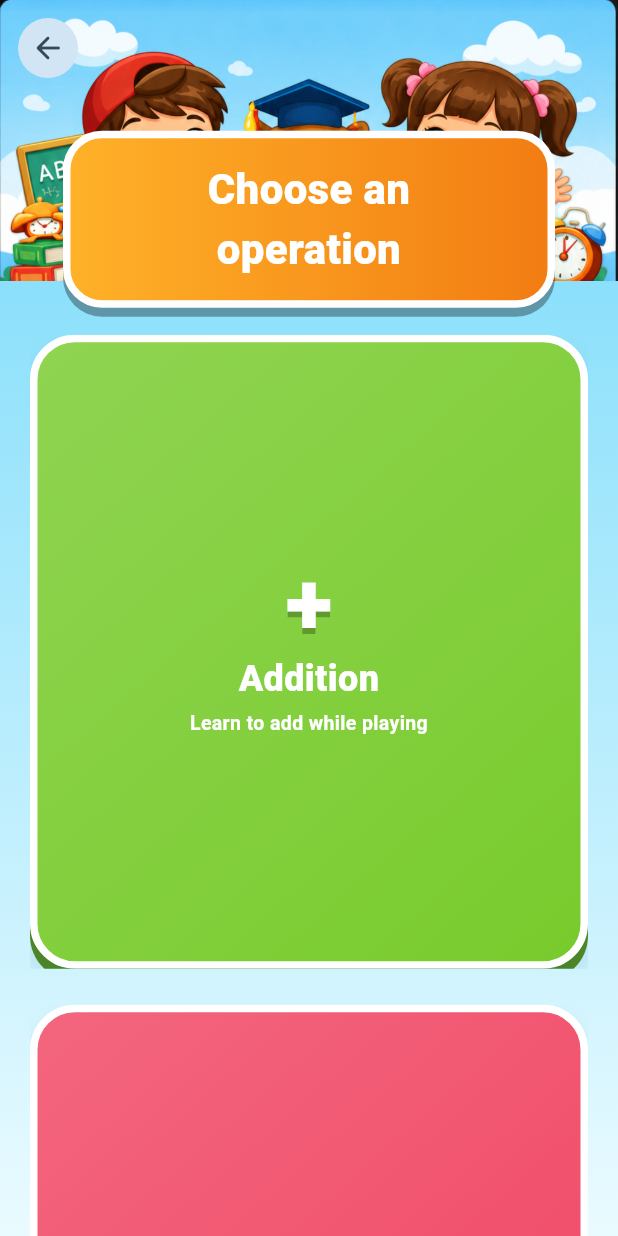
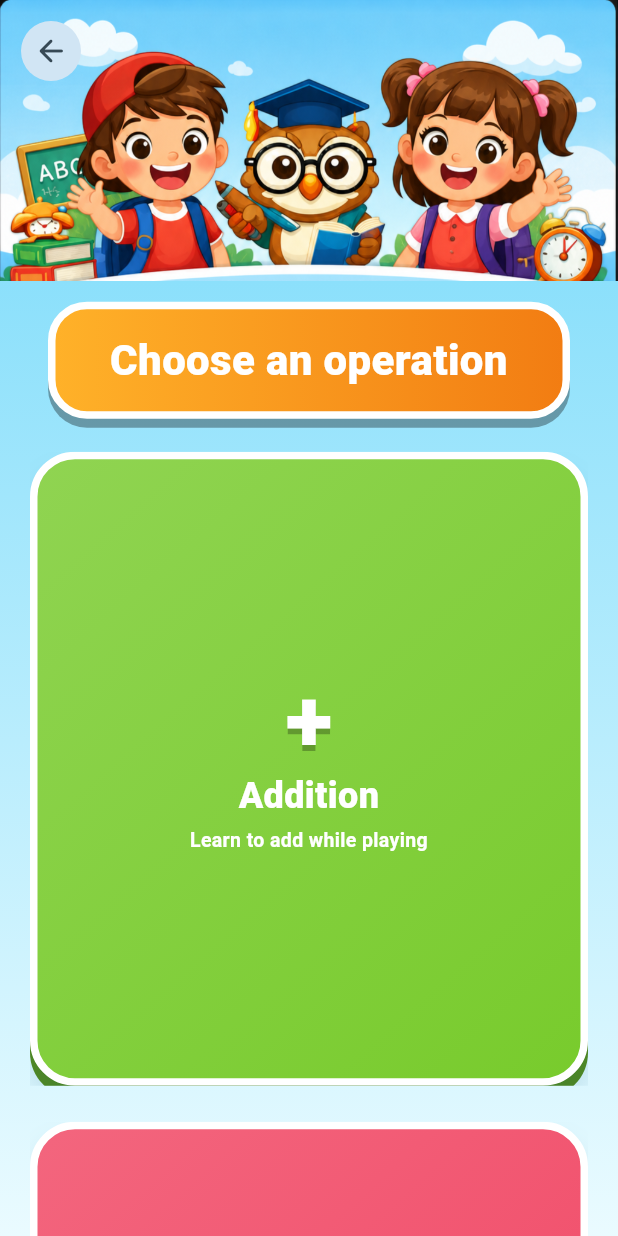
Before and after one commit to avieitez/Learning-Academy, a Flutter app: the OperationSelectionScreen screen opened by its route, on a phone screen of 412 x 824 dp. Run offline on Flutter 3.47's test engine with Material 3 defaults, Android fonts, the phone set to English and light mode, and no system bars; Roboto replaces fonts that are missing (Arial).

Commit message:
Updating APP.

```diff
--- a/lib/features/mathematics/presentation/operation_selection_screen.dart
+++ b/lib/features/mathematics/presentation/operation_selection_screen.dart
@@ -27,7 +27,7 @@ class OperationSelectionScreen extends StatelessWidget {
             slivers: [
               SliverToBoxAdapter(child: _Header(title: l10n.chooseOperation)),
               SliverPadding(
-                padding: const EdgeInsets.fromLTRB(20, 36, 20, 36),
+                padding: const EdgeInsets.fromLTRB(20, 22, 20, 36),
                 sliver: SliverGrid.builder(
                   itemCount: MathematicsCatalog.operations.length,
                   gridDelegate: const SliverGridDelegateWithMaxCrossAxisExtent(
@@ -85,10 +85,12 @@ class _Header extends StatelessWidget {
   final String title;
 
   @override
-  Widget build(BuildContext context) => Stack(
-    alignment: Alignment.bottomCenter,
+  Widget build(BuildContext context) => Column(
+    children: [
+      Stack(
         children: [
           AspectRatio(
+            key: const ValueKey('operation-characters'),
             aspectRatio: 1024 / 465,
             child: Image.asset(
               'assets/images/common/home_characters.png',
@@ -96,18 +98,20 @@ class _Header extends StatelessWidget {
             ),
           ),
           Positioned(
-        top: 8,
-        left: 8,
+            top: 10,
+            left: 10,
             child: IconButton.filledTonal(
               onPressed: () => Navigator.pop(context),
               icon: const Icon(Icons.arrow_back_rounded),
             ),
           ),
-      Transform.translate(
-        offset: const Offset(0, 18),
-        child: Container(
-          margin: const EdgeInsets.symmetric(horizontal: 42),
-          padding: const EdgeInsets.symmetric(horizontal: 28, vertical: 14),
+        ],
+      ),
+      Container(
+        key: const ValueKey('operation-title'),
+        width: double.infinity,
+        margin: const EdgeInsets.fromLTRB(32, 14, 32, 0),
+        padding: const EdgeInsets.symmetric(horizontal: 24, vertical: 14),
         decoration: BoxDecoration(
           gradient: const LinearGradient(
             colors: [Color(0xFFFFB229), Color(0xFFF27C12)],
@@ -128,7 +132,6 @@ class _Header extends StatelessWidget {
           ),
         ),
       ),
-      ),
     ],
   );
 }
```
Also changed, not shown: 1 other file. Lines whose indentation alone changed are shown as unchanged.
